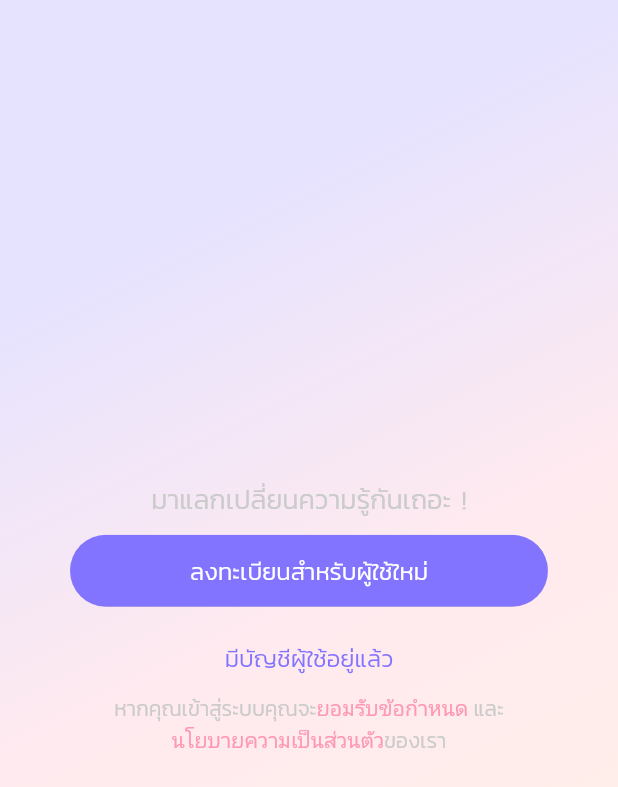
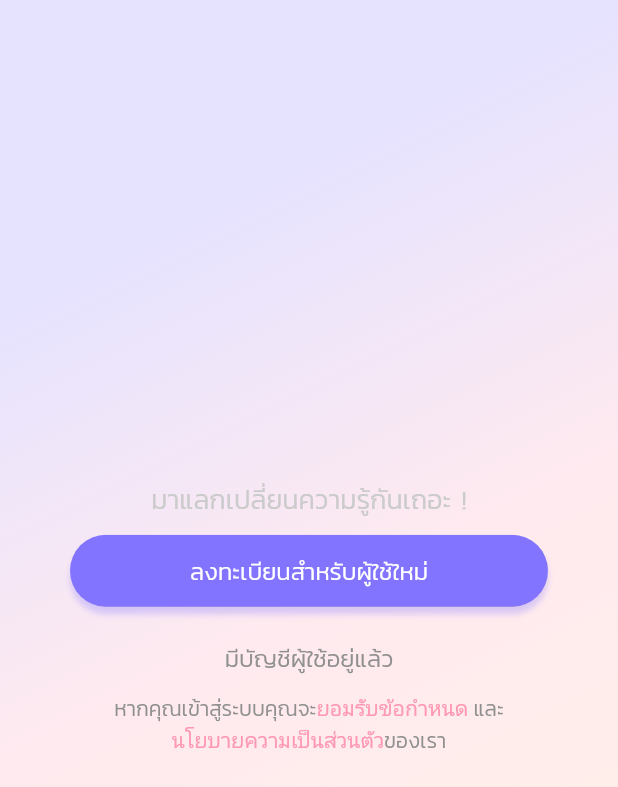
Before and after one commit to yuzuinthewinter/Jassy_Mobile_Application, a Flutter app: the screen it shows after launch, on a phone screen of 412 x 824 dp. Shown: the top 787 px of the screen. Run offline on Flutter 3.47's test engine with Material 2 defaults, Android fonts, the phone set to English and light mode, and no system bars; our stand-ins replace google_fonts.

Commit message:
edit button style

```diff
--- a/lib/componant/round_button.dart
+++ b/lib/componant/round_button.dart
@@ -20,6 +20,16 @@ class RoundButton extends StatelessWidget {
   Widget build(BuildContext context) {
     Size size = MediaQuery.of(context).size;
     return Container(
+      decoration: BoxDecoration(
+        borderRadius: BorderRadius.circular(25.0),
+        boxShadow: [
+          BoxShadow(
+            color: primaryColor.withOpacity(0.3),
+            blurRadius: 3,
+            offset: Offset(0, 5),
+          )
+        ]
+      ),
       margin: EdgeInsets.symmetric(vertical: 10),
       child: ClipRRect(
         borderRadius: BorderRadius.circular(25.0),
--- a/lib/componant/term_and_policies.dart
+++ b/lib/componant/term_and_policies.dart
@@ -13,7 +13,7 @@ class TermAndPolicies extends StatelessWidget {
       textAlign: TextAlign.center,
       text: TextSpan(
       style: TextStyle(
-        color: grey,
+        color: greyDark,
         fontFamily: 'Kanit',
         ),
       children: [
--- a/lib/componant/text_button.dart
+++ b/lib/componant/text_button.dart
@@ -10,7 +10,7 @@ class TextLinkButton extends StatelessWidget {
     Key? key,
     required this.text,
     required this.press,
-    this.textColor = primaryColor,
+    this.textColor = greyDark,
   }) : super(key: key);
 
   @override
```
